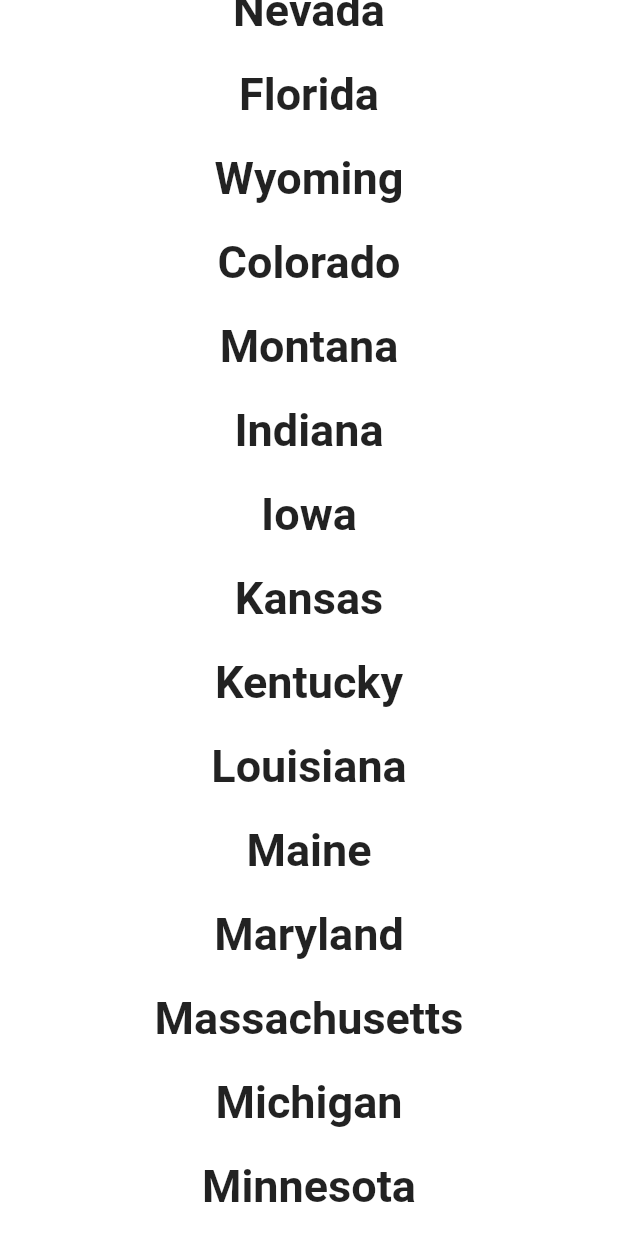
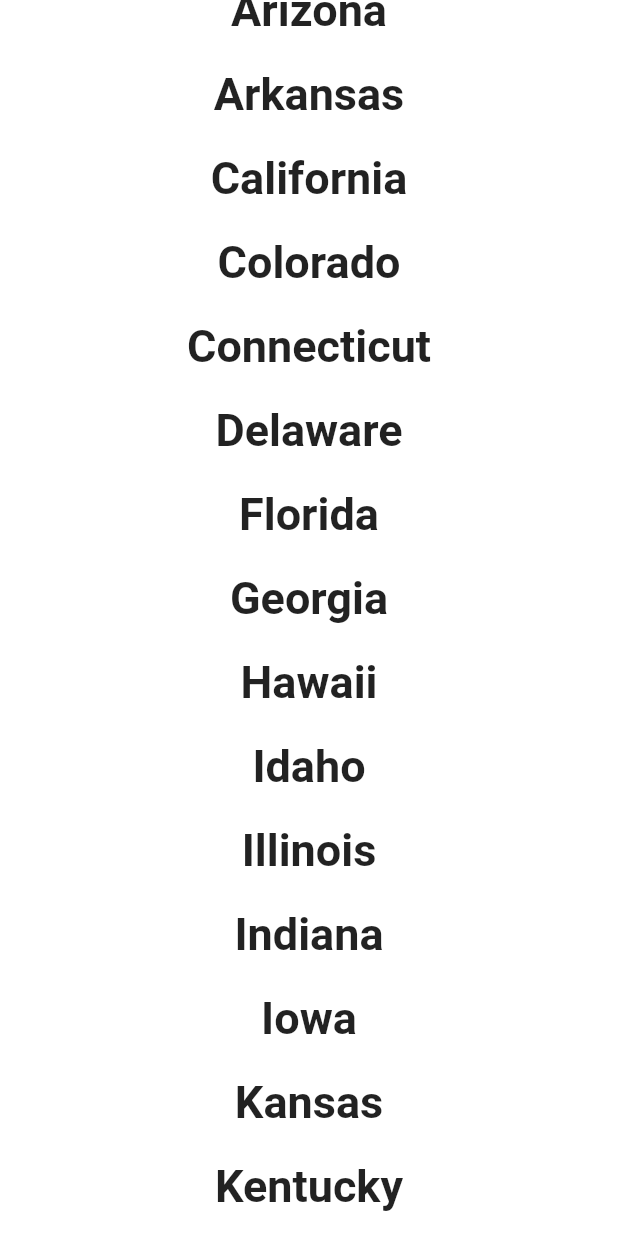
Before and after one commit to aju1997/Park-Ranger, a Flutter app: the HomePage screen opened by its route, scrolled down 576 dp, on a phone screen of 412 x 824 dp. Run offline on Flutter 3.47's test engine with Material 2 defaults, Android fonts, the phone set to English and light mode, and no system bars; Roboto replaces fonts that are missing (Cupertino).

Commit message:
all states added

```diff
--- a/lib/home_page.dart
+++ b/lib/home_page.dart
@@ -7,14 +7,20 @@ class HomePage extends StatefulWidget {
   _HomePageState createState() => new _HomePageState();
 }
 final states = [
-    'National Park',
+    'National Parks',
+    'Alabama',
+    'Alaska',
+    'Arizona',
+    'Arkansas',
     'California',
-    'Washington',
-    'Nevada',
+    'Colorado',
+    'Connecticut',
+    'Delaware',
     'Florida',
-    'Wyoming',
-    'Colorado',
-    'Montana',
+    'Georgia',
+    'Hawaii',
+    'Idaho',
+    'Illinois',
     'Indiana',
     'Iowa',
     'Kansas',
@@ -29,6 +35,7 @@ final states = [
     'Missouri',
     'Montana',
     'Nebraska',
+    'Nevada',
     'New Hampshire',
     'New Jersey',
     'New Mexico',
@@ -50,14 +57,13 @@ final states = [
     'Washington',
     'West Virginia',
     'Wisconsin',
-  ];
+    'Wyoming',
+];
+
   final searchresult = [];
 
 class _HomePageState extends State<HomePage> {
 
-
-  String _search = '';
-  int length = 0;
   @override
   Widget build(BuildContext context) {
     // Scaffold generates the material content,
@@ -176,90 +182,3 @@ void search(String searchText) {
     }
   }
 }
-
-//     return Scaffold(
-//       body: Center(
-//         child: ListView(
-//           shrinkWrap: true,
-//           padding: EdgeInsets.only(left: 24.0, right: 24.0),
-//           children: <Widget>[
-//             logo,
-//             SizedBox(height: 48.0)
-//           ],
-//         ),
-//       ),
-//     );
-
-//   }
-//   @override
-//   Widget _myListView(BuildContext context) {
-//     final states = ['National Park', 'California', 'Oregon', 'Washington', 'Nevada', 'Florida', 'Wyoming', 'Colorado', 'Montana'];
-
-//     return ListView.builder(
-//       itemCount: states.length,
-//       itemBuilder: (context,index) {
-//         return ListTile(
-//           title: Text(states[index]),
-//         );
-//       },
-//     );
-//   }
-// }
-
-// class HomePage extends StatelessWidget {
-//   static String tag = 'home-page';
-
-//   @override
-//   Widget build(BuildContext context) {
-//   //   final alucard = Hero(
-//   //     tag: 'hero',
-//   //     child: Padding(
-//   //       padding: EdgeInsets.all(16.0),
-//   //       child: CircleAvatar(
-//   //         radius: 72.0,
-//   //         backgroundColor: Colors.transparent,
-//   //         backgroundImage: AssetImage('assets/nps.png'),
-//   //       ),
-//   //     ),
-//   //   );
-
-//   //   final welcome = Padding(
-//   //     padding: EdgeInsets.all(8.0),
-//   //     child: Text(
-//   //       'Welcome Alucard',
-//   //       style: TextStyle(fontSize: 28.0, color: Colors.white),
-//   //     ),
-//   //   );
-
-//   //   final lorem = Padding(
-//   //     padding: EdgeInsets.all(8.0),
-//   //     child: Text(
-//   //       'Lorem ipsum dolor sit amet, consectetur adipiscing elit. Donec hendrerit condimentum mauris id tempor. Praesent eu commodo lacus. Praesent eget mi sed libero eleifend tempor. Sed at fringilla ipsum. Duis malesuada feugiat urna vitae convallis. Aliquam eu libero arcu.',
-//   //       style: TextStyle(fontSize: 16.0, color: Colors.white),
-//   //     ),
-//   //   );
-
-//   //   final body = Container(
-//   //     width: MediaQuery.of(context).size.width,
-//   //     padding: EdgeInsets.all(28.0),
-//   //     decoration: BoxDecoration(
-//   //       gradient: LinearGradient(colors: [
-//   //         Colors.blue,
-//   //         Colors.lightBlueAccent,
-//   //       ]),
-//   //     ),
-//   //     child: Column(
-//   //       children: <Widget>[alucard, welcome, lorem],
-//   //     ),
-//   //   );
-
-//   return Scaffold(
-//     appBar: AppBar(
-//       backgroundColor: Colors.green[400],
-//       centerTitle: true,
-//       title: Text('Park Ranger')
-//     ),
-//     // body: body
-//   );
-//   }
-// }
```
